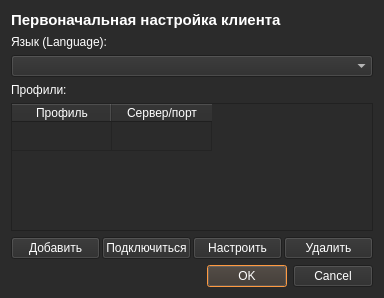
Qt form 001.ui (tinelix/irc-client) before a commit.
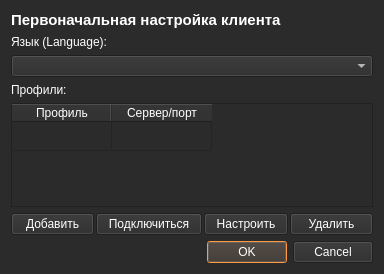
The same form after that commit.

Diff of the .ui file:
```diff
--- a/001.ui
+++ b/001.ui
@@ -7,7 +7,7 @@
     <x>0</x>
     <y>0</y>
     <width>384</width>
-    <height>298</height>
+    <height>274</height>
    </rect>
   </property>
   <property name="minimumSize">
@@ -131,6 +131,12 @@
      </property>
      <item>
       <widget class="QPushButton" name="add_profile_btn">
+       <property name="minimumSize">
+        <size>
+         <width>0</width>
+         <height>0</height>
+        </size>
+       </property>
        <property name="styleSheet">
         <string notr="true">border-color: rgb(255, 119, 0);
 selection-background-color: rgb(255, 119, 0);</string>
@@ -142,6 +148,18 @@
      </item>
      <item>
       <widget class="QPushButton" name="connect_btn">
+       <property name="sizePolicy">
+        <sizepolicy hsizetype="Fixed" vsizetype="Fixed">
+         <horstretch>0</horstretch>
+         <verstretch>0</verstretch>
+        </sizepolicy>
+       </property>
+       <property name="minimumSize">
+        <size>
+         <width>106</width>
+         <height>0</height>
+        </size>
+       </property>
        <property name="styleSheet">
         <string notr="true">border-color: rgb(255, 119, 0);
 selection-background-color: rgb(255, 119, 0);</string>
@@ -153,6 +171,12 @@
      </item>
      <item>
       <widget class="QPushButton" name="change_profile_btn">
+       <property name="minimumSize">
+        <size>
+         <width>0</width>
+         <height>0</height>
+        </size>
+       </property>
        <property name="styleSheet">
         <string notr="true">border-color: rgb(255, 119, 0);
 selection-background-color: rgb(255, 119, 0);</string>
@@ -164,6 +188,12 @@
      </item>
      <item>
       <widget class="QPushButton" name="del_profile_btn">
+       <property name="minimumSize">
+        <size>
+         <width>0</width>
+         <height>0</height>
+        </size>
+       </property>
        <property name="styleSheet">
         <string notr="true">border-color: rgb(255, 119, 0);
 selection-background-color: rgb(255, 119, 0);</string>
```
